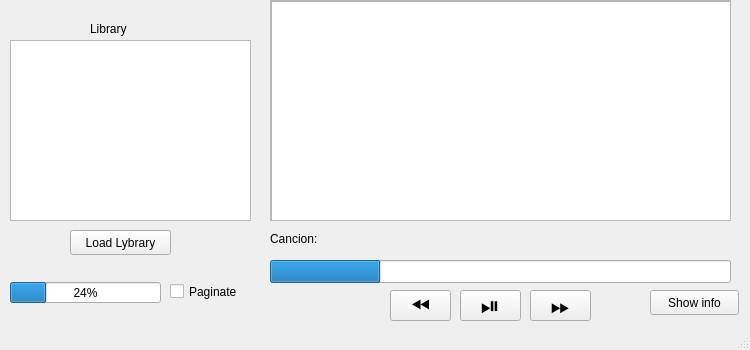
Qt form mainwindow.ui (Diefudu2/Odissey_radio2.0) before a commit.
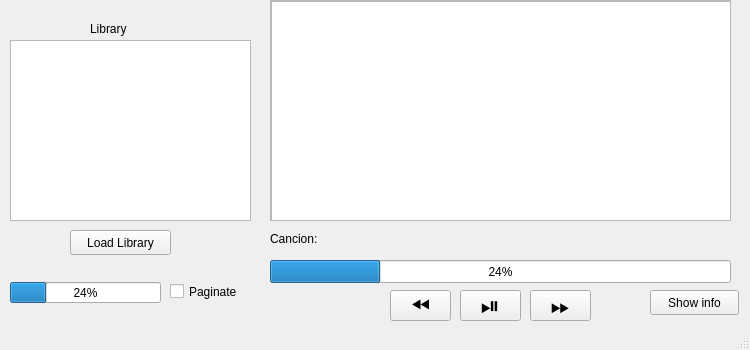
The same form after that commit.

```diff
--- a/mainwindow.ui
+++ b/mainwindow.ui
@@ -151,7 +151,7 @@
      <number>24</number>
     </property>
     <property name="format">
-     <string/>
+     <string>%p%</string>
     </property>
    </widget>
    <widget class="QCheckBox" name="checkBox">
@@ -225,7 +225,7 @@
      <cursorShape>PointingHandCursor</cursorShape>
     </property>
     <property name="text">
-     <string>Load Lybrary</string>
+     <string>Load Library</string>
     </property>
    </widget>
    <widget class="QLabel" name="memor">
```
